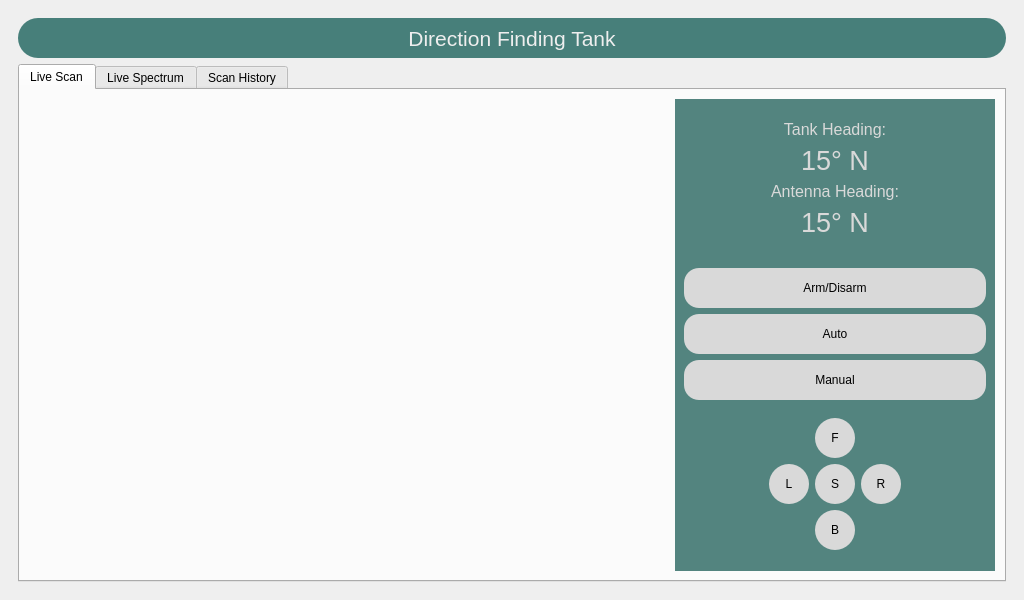
fabeha-raheel/DF-Tank-Project, file gui.ui: the form before one commit.
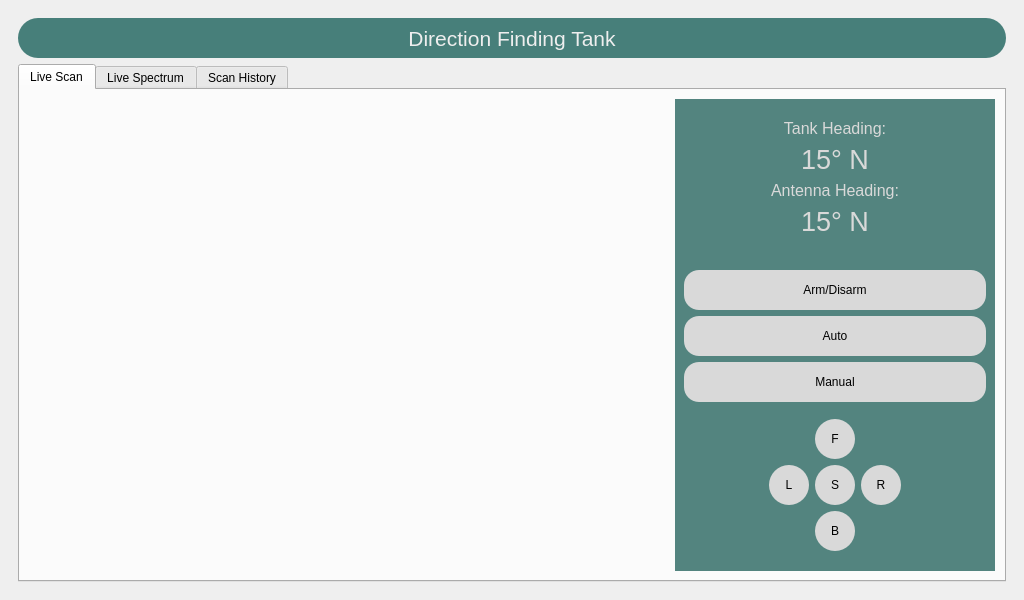
The form after the commit. Icons and pictures are not drawn. Custom widgets are drawn as their Qt base class.

Commit message: removed extra gui.ui files

What changed in the file:
```diff
--- a/gui.ui
+++ b/gui.ui
@@ -246,6 +246,18 @@
               </item>
               <item row="0" column="2" rowspan="2">
                <widget class="QWidget" name="widget" native="true">
+                <property name="sizePolicy">
+                 <sizepolicy hsizetype="Minimum" vsizetype="Preferred">
+                  <horstretch>0</horstretch>
+                  <verstretch>0</verstretch>
+                 </sizepolicy>
+                </property>
+                <property name="maximumSize">
+                 <size>
+                  <width>400</width>
+                  <height>16777215</height>
+                 </size>
+                </property>
                 <property name="styleSheet">
                  <string notr="true">QWidget{
 	background-color: #53847F;
@@ -389,68 +401,7 @@
                  </item>
                  <item>
                   <layout class="QGridLayout" name="gridLayout_4">
-                   <item row="3" column="2">
-                    <spacer name="verticalSpacer_5">
-                     <property name="orientation">
-                      <enum>Qt::Vertical</enum>
-                     </property>
-                     <property name="sizeHint" stdset="0">
-                      <size>
-                       <width>20</width>
-                       <height>40</height>
-                      </size>
-                     </property>
-                    </spacer>
-                   </item>
-                   <item row="2" column="1" colspan="3">
-                    <widget class="QPushButton" name="pushButton_2">
-                     <property name="minimumSize">
-                      <size>
-                       <width>80</width>
-                       <height>40</height>
-                      </size>
-                     </property>
-                     <property name="font">
-                      <font>
-                       <pointsize>9</pointsize>
-                      </font>
-                     </property>
-                     <property name="styleSheet">
-                      <string notr="true">QPushButton{
-	background-color: #D9D9D9;
-	border-radius: 15px;
-}</string>
-                     </property>
-                     <property name="text">
-                      <string>Manual</string>
-                     </property>
-                    </widget>
-                   </item>
                    <item row="1" column="1" colspan="3">
-                    <widget class="QPushButton" name="pushButton">
-                     <property name="minimumSize">
-                      <size>
-                       <width>80</width>
-                       <height>40</height>
-                      </size>
-                     </property>
-                     <property name="font">
-                      <font>
-                       <pointsize>9</pointsize>
-                      </font>
-                     </property>
-                     <property name="styleSheet">
-                      <string notr="true">QPushButton{
-	background-color: #D9D9D9;
-	border-radius: 15px;
-}</string>
-                     </property>
-                     <property name="text">
-                      <string>Auto</string>
-                     </property>
-                    </widget>
-                   </item>
-                   <item row="0" column="1" colspan="3">
                     <widget class="QPushButton" name="pushButton_3">
                      <property name="minimumSize">
                       <size>
@@ -474,6 +425,70 @@
                      </property>
                     </widget>
                    </item>
+                   <item row="2" column="1" colspan="3">
+                    <widget class="QPushButton" name="pushButton">
+                     <property name="minimumSize">
+                      <size>
+                       <width>80</width>
+                       <height>40</height>
+                      </size>
+                     </property>
+                     <property name="font">
+                      <font>
+                       <pointsize>9</pointsize>
+                      </font>
+                     </property>
+                     <property name="styleSheet">
+                      <string notr="true">QPushButton{
+	background-color: #D9D9D9;
+	border-radius: 15px;
+}</string>
+                     </property>
+                     <property name="text">
+                      <string>Auto</string>
+                     </property>
+                    </widget>
+                   </item>
+                   <item row="3" column="1" colspan="3">
+                    <widget class="QPushButton" name="pushButton_2">
+                     <property name="minimumSize">
+                      <size>
+                       <width>80</width>
+                       <height>40</height>
+                      </size>
+                     </property>
+                     <property name="font">
+                      <font>
+                       <pointsize>9</pointsize>
+                      </font>
+                     </property>
+                     <property name="styleSheet">
+                      <string notr="true">QPushButton{
+	background-color: #D9D9D9;
+	border-radius: 15px;
+}</string>
+                     </property>
+                     <property name="text">
+                      <string>Manual</string>
+                     </property>
+                    </widget>
+                   </item>
+                   <item row="4" column="2">
+                    <spacer name="verticalSpacer_5">
+                     <property name="orientation">
+                      <enum>Qt::Vertical</enum>
+                     </property>
+                     <property name="sizeHint" stdset="0">
+                      <size>
+                       <width>20</width>
+                       <height>40</height>
+                      </size>
+                     </property>
+                    </spacer>
+                   </item>
+                   <item row="0" column="1">
+                    <widget class="MplWidget" name="plot_0_degrees" native="true"/>
+                   </item>
                   </layout>
                  </item>
                  <item>
```
Left out of the diff: 2 changed lines with no effect on the pictures. The commit also changes 3 other files.
